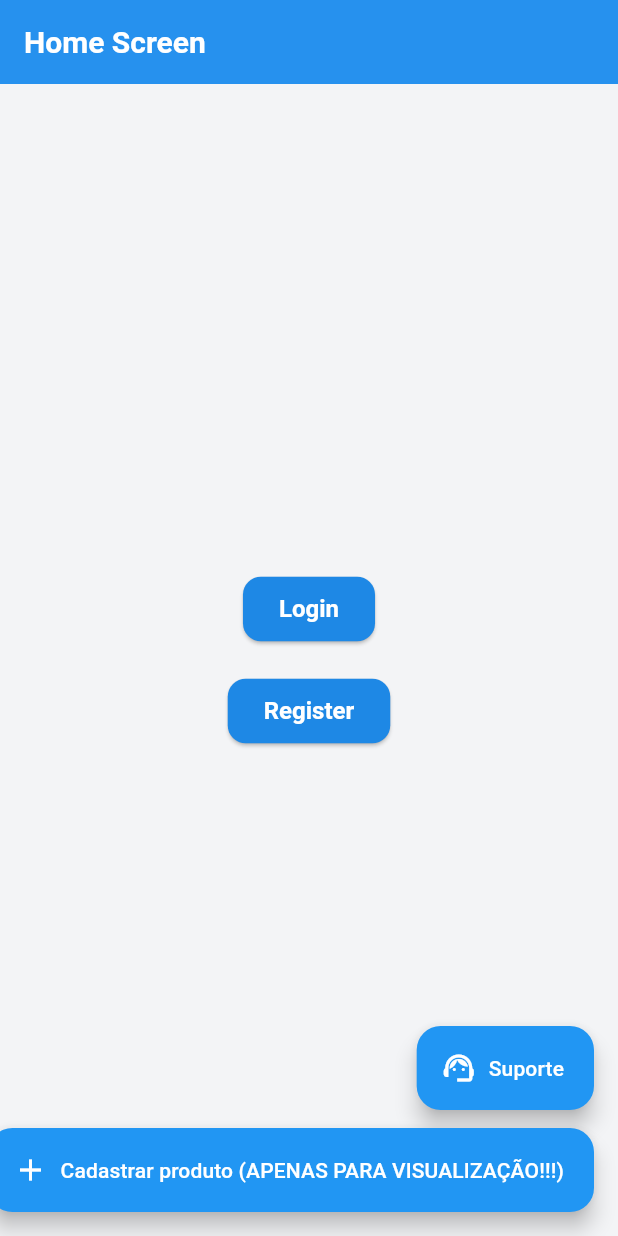
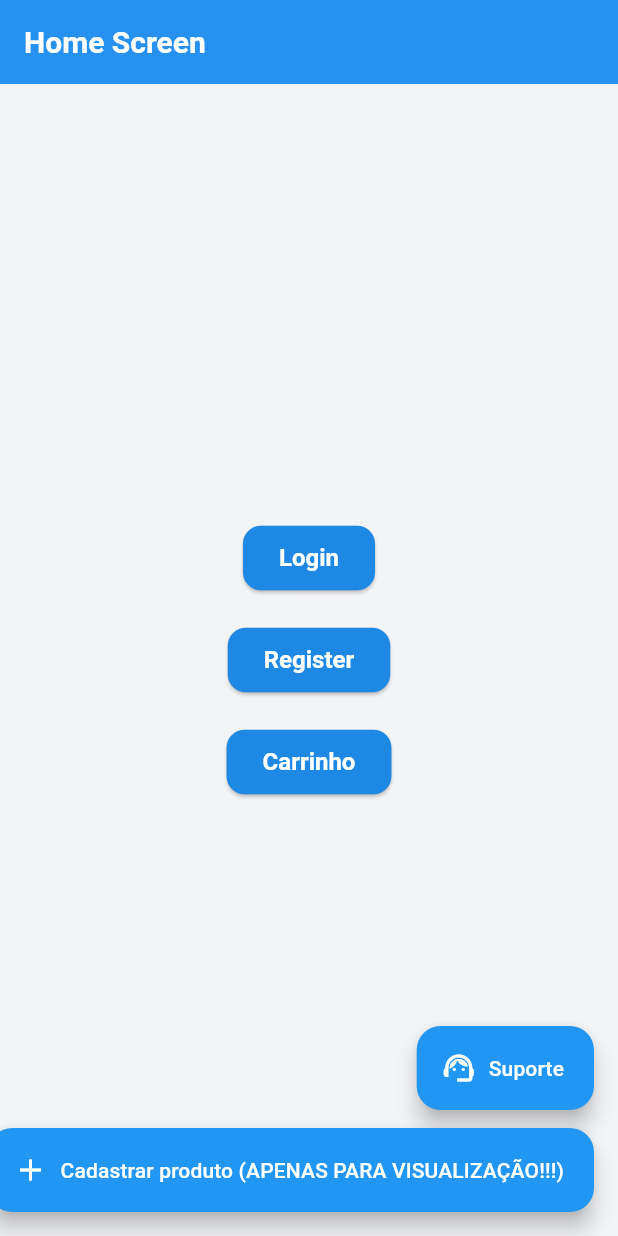
Before and after one commit to JotapeCruzz/MyCommerceStore, a Flutter app: the screen it shows after launch, on a phone screen of 412 x 824 dp. Run offline on Flutter 3.47's test engine with Material 3 defaults, Android fonts, the phone set to English and light mode, and no system bars; our stand-ins replace firebase_auth, firebase_core, flutter_svg, qr_flutter; accounts and stored records are empty; generated files the repository leaves out were written again.

Commit message:
Adicionando botão na home pra redirecionar para a tela de carrinho

```diff
--- a/lib/pages/home_screen.dart
+++ b/lib/pages/home_screen.dart
@@ -40,6 +40,15 @@ class _HomeScreenState extends State<HomeScreen> {
                     Navigator.pushNamed(context, Routes.register);
                   },
                   child: const Text("Register"),
+                ),
+              ),
+              Padding(
+                padding: const EdgeInsets.all(10),
+                child: ElevatedButton(
+                  onPressed: () {
+                    Navigator.pushNamed(context, Routes.cart);
+                  },
+                  child: const Text("Carrinho"),
                 ),
               ),
             ],
--- a/lib/pages/tela_carrinho.dart
+++ b/lib/pages/tela_carrinho.dart
@@ -94,7 +94,7 @@ class CartScreen extends StatelessWidget {
                   child: ElevatedButton(
                     style: ElevatedButton.styleFrom(backgroundColor: const Color(0xFFA9CBF9)),
                     onPressed: cart.items.isEmpty ? null : () {
-                      Navigator.of(context).pushNamed(Routes.pagamento); // Using Routes constant instead of hardcoded string
+                      Navigator.of(context).pushNamed(Routes.pagamento); // usando rotas
                     },
                     child: const Padding(
                       padding: EdgeInsets.symmetric(vertical: 12),
@@ -107,6 +107,7 @@ class CartScreen extends StatelessWidget {
           ),
         ],
       ),
+      // bottombar com navigator
       bottomNavigationBar: BottomAppBar(
         child: SizedBox(
           height: 56,
```
